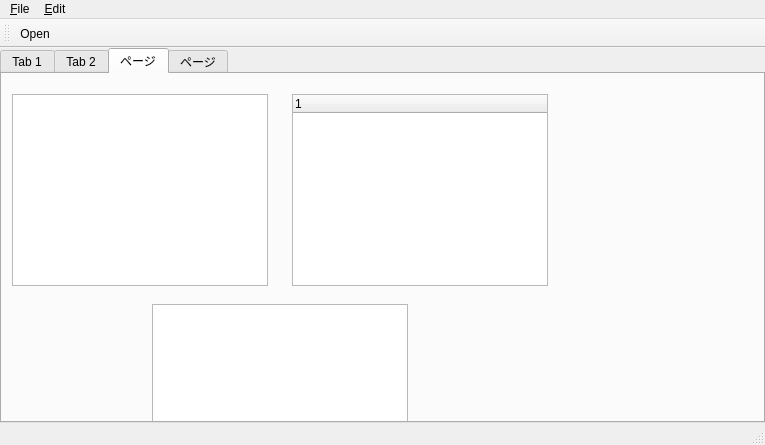
The window that example/MainWindow.ui (soramimi/QtDarkStyle) describes before a commit, drawn with Qt 5.
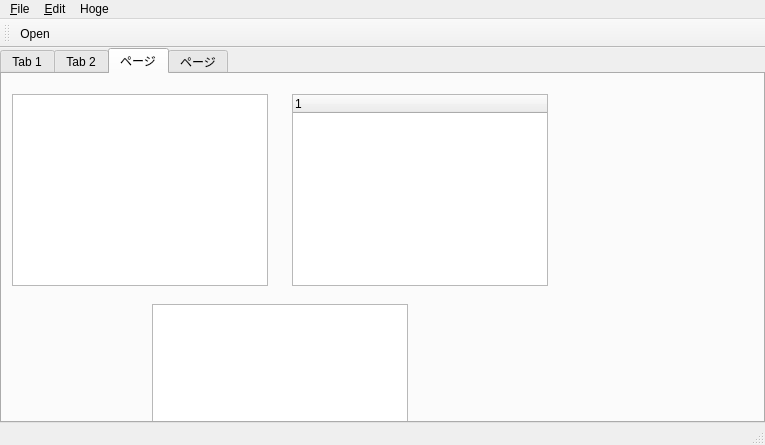
The same window after the commit.

Commit message: MenuItemのチェックマーク

```diff
--- a/example/MainWindow.ui
+++ b/example/MainWindow.ui
@@ -416,7 +416,7 @@
      <x>0</x>
      <y>0</y>
      <width>765</width>
-     <height>24</height>
+     <height>18</height>
     </rect>
    </property>
    <widget class="QMenu" name="menu_File">
@@ -441,8 +441,15 @@
     <addaction name="action_Copy"/>
     <addaction name="action_Paste"/>
    </widget>
+   <widget class="QMenu" name="menuHoge">
+    <property name="title">
+     <string>Hoge</string>
+    </property>
+    <addaction name="action_fuga"/>
+   </widget>
    <addaction name="menu_File"/>
    <addaction name="menu_Edit"/>
+   <addaction name="menuHoge"/>
   </widget>
   <widget class="QToolBar" name="mainToolBar">
    <attribute name="toolBarArea">
```
Left out of the diff: 5 changed lines with no effect on the pictures. The commit also changes 2 other files.
